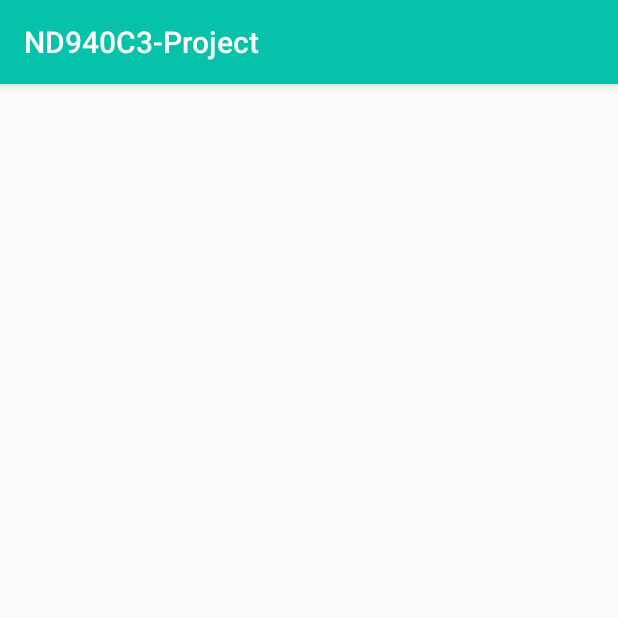
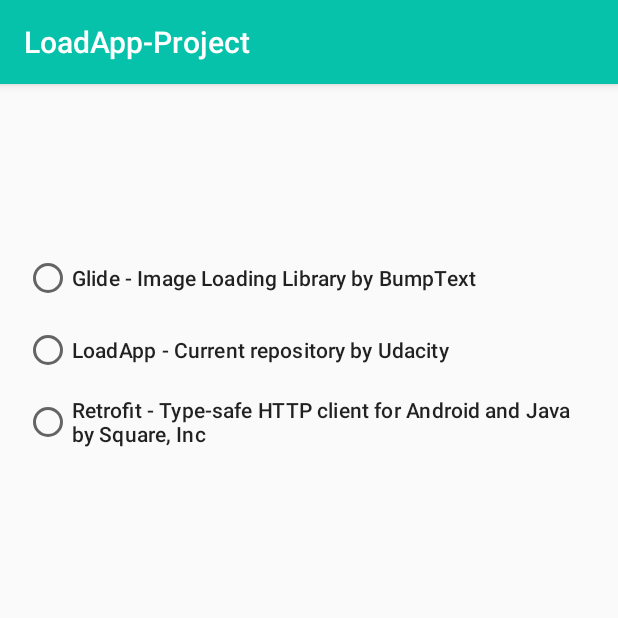
Before and after one commit to phanhung1309/android_udacity_loading_status, an Android app: the screen it shows after launch (MainActivity), on a phone screen of 412 x 824 dp, the top half of it. Run offline under Robolectric (Android 15) with nearby library versions, the phone set to English and light mode, and no system bars.

Commit message:
create radio button list

```diff
--- a/app/src/main/res/layout/content_main.xml
+++ b/app/src/main/res/layout/content_main.xml
@@ -8,6 +8,42 @@
     app:layout_behavior="@string/appbar_scrolling_view_behavior"
     tools:context=".MainActivity"
     tools:showIn="@layout/activity_main">
+
+    <RadioGroup
+        android:layout_width="0dp"
+        android:layout_height="wrap_content"
+        android:layout_marginStart="16dp"
+        android:layout_marginEnd="16dp"
+        app:layout_constraintBottom_toTopOf="@+id/custom_button"
+        app:layout_constraintEnd_toEndOf="parent"
+        app:layout_constraintStart_toStartOf="parent"
+        app:layout_constraintTop_toTopOf="parent">
+
+        <RadioButton
+            android:id="@+id/radio_glide"
+            style="@style/TextAppearance.MaterialComponents.Subtitle2"
+            android:layout_width="match_parent"
+            android:layout_height="wrap_content"
+            android:minHeight="48dp"
+            android:text="@string/radio_glide" />
+
+        <RadioButton
+            android:id="@+id/radio_load_app"
+            style="@style/TextAppearance.MaterialComponents.Subtitle2"
+            android:layout_width="match_parent"
+            android:layout_height="wrap_content"
+            android:minHeight="48dp"
+            android:text="@string/radio_load_app" />
+
+        <RadioButton
+            android:id="@+id/radioButton3"
+            style="@style/TextAppearance.MaterialComponents.Subtitle2"
+            android:layout_width="match_parent"
+            android:layout_height="wrap_content"
+            android:minHeight="48dp"
+            android:text="@string/radio_retrofit" />
+
+    </RadioGroup>
 
     <com.udacity.LoadingButton
         android:id="@+id/custom_button"
--- a/app/src/main/res/values/strings.xml
+++ b/app/src/main/res/values/strings.xml
@@ -1,5 +1,5 @@
 <resources>
-    <string name="app_name">ND940C3-Project</string>
+    <string name="app_name">LoadApp-Project</string>
     <string name="app_description">Download files from Internet</string>
     <string name="action_settings">Settings</string>
 
@@ -11,4 +11,7 @@
     <string name="button_name">Click me</string>
     <string name="button_loading">We are loading </string>
     <string name="title_activity_detail">DetailActivity</string>
+    <string name="radio_glide">Glide - Image Loading Library by BumpText</string>
+    <string name="radio_load_app">LoadApp - Current repository by Udacity</string>
+    <string name="radio_retrofit">Retrofit - Type-safe HTTP client for Android and Java by Square, Inc</string>
 </resources>
```
